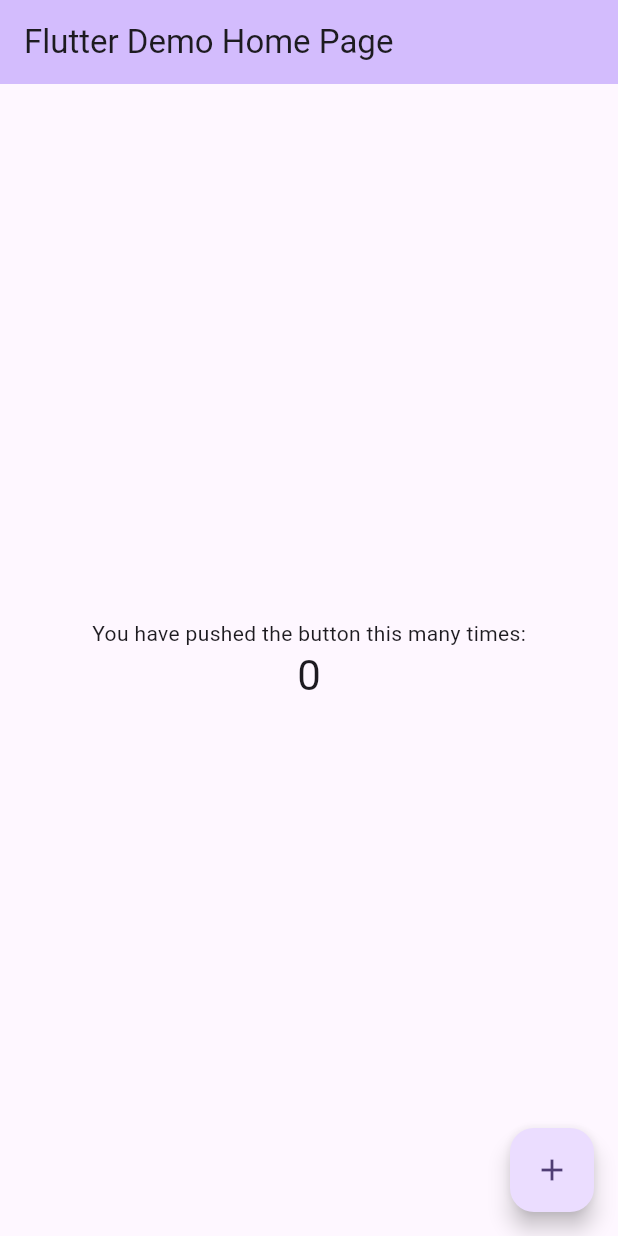
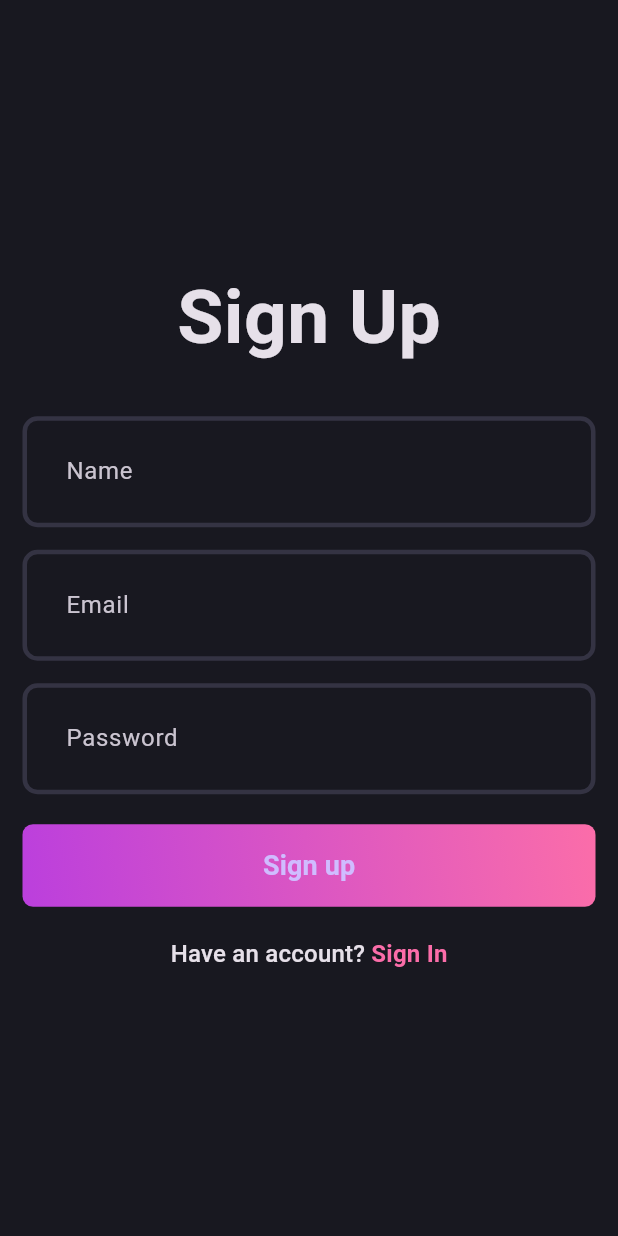
Before and after one commit to AQuoc98/blog-app, a Flutter app: the screen it shows after launch, on a phone screen of 412 x 824 dp. Run offline on Flutter 3.47's test engine with Material 3 defaults, Android fonts, the phone set to English and light mode, and no system bars.

Commit message:
feat: Signup page UI

```diff
--- /dev/null
+++ b/lib/core/theme/app_pallete.dart
@@ -0,0 +1,13 @@
+import 'package:flutter/material.dart';
+
+class AppPallete {
+  static const Color backgroundColor = Color.fromRGBO(24, 24, 32, 1);
+  static const Color gradient1 = Color.fromRGBO(187, 63, 221, 1);
+  static const Color gradient2 = Color.fromRGBO(251, 109, 169, 1);
+  static const Color gradient3 = Color.fromRGBO(255, 159, 124, 1);
+  static const Color borderColor = Color.fromRGBO(52, 51, 67, 1);
+  static const Color whiteColor = Colors.white;
+  static const Color greyColor = Colors.grey;
+  static const Color errorColor = Colors.redAccent;
+  static const Color transparentColor = Colors.transparent;
+}
--- /dev/null
+++ b/lib/core/theme/theme.dart
@@ -0,0 +1,18 @@
+import 'package:blog_app/core/theme/app_pallete.dart';
+import 'package:flutter/material.dart';
+
+class AppTheme {
+  static _border([Color color = AppPallete.borderColor]) => OutlineInputBorder(
+    borderSide: BorderSide(color: color, width: 3),
+    borderRadius: BorderRadius.circular(10),
+  );
+
+  static final darkThemeMode = ThemeData.dark().copyWith(
+    scaffoldBackgroundColor: AppPallete.backgroundColor,
+    inputDecorationTheme: InputDecorationTheme(
+      contentPadding: const EdgeInsets.all(25),
+      enabledBorder: _border(),
+      focusedBorder: _border(AppPallete.gradient2),
+    ),
+  );
+}
--- /dev/null
+++ b/lib/features/auth/presentation/pages/signup_page.dart
@@ -0,0 +1,55 @@
+import 'package:blog_app/core/theme/app_pallete.dart';
+import 'package:blog_app/features/auth/presentation/widgets/auth_field.dart';
+import 'package:blog_app/features/auth/presentation/widgets/auth_gradient_button.dart';
+import 'package:flutter/material.dart';
+
+class SignUpPage extends StatefulWidget {
+  const SignUpPage({super.key});
+
+  @override
+  State<SignUpPage> createState() => _SignUpPageState();
+}
+
+class _SignUpPageState extends State<SignUpPage> {
+  @override
+  Widget build(BuildContext context) {
+    return Scaffold(
+      body: Padding(
+        padding: EdgeInsets.all(15.0),
+        child: Column(
+          mainAxisAlignment: MainAxisAlignment.center,
+          children: [
+            Text(
+              'Sign Up',
+              style: TextStyle(fontSize: 50, fontWeight: FontWeight.bold),
+            ),
+            SizedBox(height: 30),
+            AuthField(hintText: 'Name'),
+            SizedBox(height: 15),
+            AuthField(hintText: 'Email'),
+            SizedBox(height: 15),
+            AuthField(hintText: 'Password'),
+            SizedBox(height: 20),
+            AuthGradientButton(),
+            SizedBox(height: 20),
+            RichText(
+              text: TextSpan(
+                text: 'Have an account? ',
+                style: Theme.of(context).textTheme.titleMedium,
+                children: [
+                  TextSpan(
+                    text: 'Sign In',
+                    style: Theme.of(context).textTheme.titleMedium?.copyWith(
+                      color: AppPallete.gradient2,
+                      fontWeight: FontWeight.bold,
+                    ),
+                  ),
+                ],
+              ),
+            ),
+          ],
+        ),
+      ),
+    );
+  }
+}
--- /dev/null
+++ b/lib/features/auth/presentation/widgets/auth_field.dart
@@ -0,0 +1,11 @@
+import 'package:flutter/material.dart';
+
+class AuthField extends StatelessWidget {
+  final String hintText;
+  const AuthField({super.key, required this.hintText});
+
+  @override
+  Widget build(BuildContext context) {
+    return TextFormField(decoration: InputDecoration(hintText: hintText));
+  }
+}
--- /dev/null
+++ b/lib/features/auth/presentation/widgets/auth_gradient_button.dart
@@ -0,0 +1,32 @@
+import 'package:blog_app/core/theme/app_pallete.dart';
+import 'package:flutter/material.dart';
+
+class AuthGradientButton extends StatelessWidget {
+  const AuthGradientButton({super.key});
+
+  @override
+  Widget build(BuildContext context) {
+    return Container(
+      decoration: BoxDecoration(
+        gradient: const LinearGradient(
+          colors: [AppPallete.gradient1, AppPallete.gradient2],
+          begin: Alignment.bottomLeft,
+          end: Alignment.topRight,
+        ),
+        borderRadius: BorderRadius.circular(7),
+      ),
+      child: ElevatedButton(
+        onPressed: () {},
+        style: ElevatedButton.styleFrom(
+          fixedSize: const Size(395, 55),
+          backgroundColor: AppPallete.transparentColor,
+          shadowColor: AppPallete.transparentColor,
+        ),
+        child: const Text(
+          'Sign up',
+          style: TextStyle(fontSize: 18, fontWeight: FontWeight.w600),
+        ),
+      ),
+    );
+  }
+}
--- a/lib/main.dart
+++ b/lib/main.dart
@@ -1,3 +1,5 @@
+import 'package:blog_app/core/theme/theme.dart';
+import 'package:blog_app/features/auth/presentation/pages/signup_page.dart';
 import 'package:flutter/material.dart';
 
 void main() {
@@ -11,112 +13,10 @@ class MyApp extends StatelessWidget {
   @override
   Widget build(BuildContext context) {
     return MaterialApp(
-      title: 'Flutter Demo',
-      theme: ThemeData(
-        // This is the theme of your application.
-        //
-        // TRY THIS: Try running your application with "flutter run". You'll see
-        // the application has a purple toolbar. Then, without quitting the app,
-        // try changing the seedColor in the colorScheme below to Colors.green
-        // and then invoke "hot reload" (save your changes or press the "hot
-        // reload" button in a Flutter-supported IDE, or press "r" if you used
-        // the command line to start the app).
-        //
-        // Notice that the counter didn't reset back to zero; the application
-        // state is not lost during the reload. To reset the state, use hot
-        // restart instead.
-        //
-        // This works for code too, not just values: Most code changes can be
-        // tested with just a hot reload.
-        colorScheme: ColorScheme.fromSeed(seedColor: Colors.deepPurple),
-      ),
-      home: const MyHomePage(title: 'Flutter Demo Home Page'),
+      debugShowCheckedModeBanner: false,
+      title: 'Blog App',
+      theme: AppTheme.darkThemeMode,
+      home: const SignUpPage(),
     );
   }
 }
-
-class MyHomePage extends StatefulWidget {
-  const MyHomePage({super.key, required this.title});
-
-  // This widget is the home page of your application. It is stateful, meaning
-  // that it has a State object (defined below) that contains fields that affect
-  // how it looks.
-
-  // This class is the configuration for the state. It holds the values (in this
-  // case the title) provided by the parent (in this case the App widget) and
-  // used by the build method of the State. Fields in a Widget subclass are
-  // always marked "final".
-
-  final String title;
-
-  @override
-  State<MyHomePage> createState() => _MyHomePageState();
-}
-
-class _MyHomePageState extends State<MyHomePage> {
-  int _counter = 0;
-
-  void _incrementCounter() {
-    setState(() {
-      // This call to setState tells the Flutter framework that something has
-      // changed in this State, which causes it to rerun the build method below
-      // so that the display can reflect the updated values. If we changed
-      // _counter without calling setState(), then the build method would not be
-      // called again, and so nothing would appear to happen.
-      _counter++;
-    });
-  }
-
-  @override
-  Widget build(BuildContext context) {
-    // This method is rerun every time setState is called, for instance as done
-    // by the _incrementCounter method above.
-    //
-    // The Flutter framework has been optimized to make rerunning build methods
-    // fast, so that you can just rebuild anything that needs updating rather
-    // than having to individually change instances of widgets.
-    return Scaffold(
-      appBar: AppBar(
-        // TRY THIS: Try changing the color here to a specific color (to
-        // Colors.amber, perhaps?) and trigger a hot reload to see the AppBar
-        // change color while the other colors stay the same.
-        backgroundColor: Theme.of(context).colorScheme.inversePrimary,
-        // Here we take the value from the MyHomePage object that was created by
-        // the App.build method, and use it to set our appbar title.
-        title: Text(widget.title),
-      ),
-      body: Center(
-        // Center is a layout widget. It takes a single child and positions it
-        // in the middle of the parent.
-        child: Column(
-          // Column is also a layout widget. It takes a list of children and
-          // arranges them vertically. By default, it sizes itself to fit its
-          // children horizontally, and tries to be as tall as its parent.
-          //
-          // Column has various properties to control how it sizes itself and
-          // how it positions its children. Here we use mainAxisAlignment to
-          // center the children vertically; the main axis here is the vertical
-          // axis because Columns are vertical (the cross axis would be
-          // horizontal).
-          //
-          // TRY THIS: Invoke "debug painting" (choose the "Toggle Debug Paint"
-          // action in the IDE, or press "p" in the console), to see the
-          // wireframe for each widget.
-          mainAxisAlignment: MainAxisAlignment.center,
-          children: <Widget>[
-            const Text('You have pushed the button this many times:'),
-            Text(
-              '$_counter',
-              style: Theme.of(context).textTheme.headlineMedium,
-            ),
-          ],
-        ),
-      ),
-      floatingActionButton: FloatingActionButton(
-        onPressed: _incrementCounter,
-        tooltip: 'Increment',
-        child: const Icon(Icons.add),
-      ), // This trailing comma makes auto-formatting nicer for build methods.
-    );
-  }
-}
```
